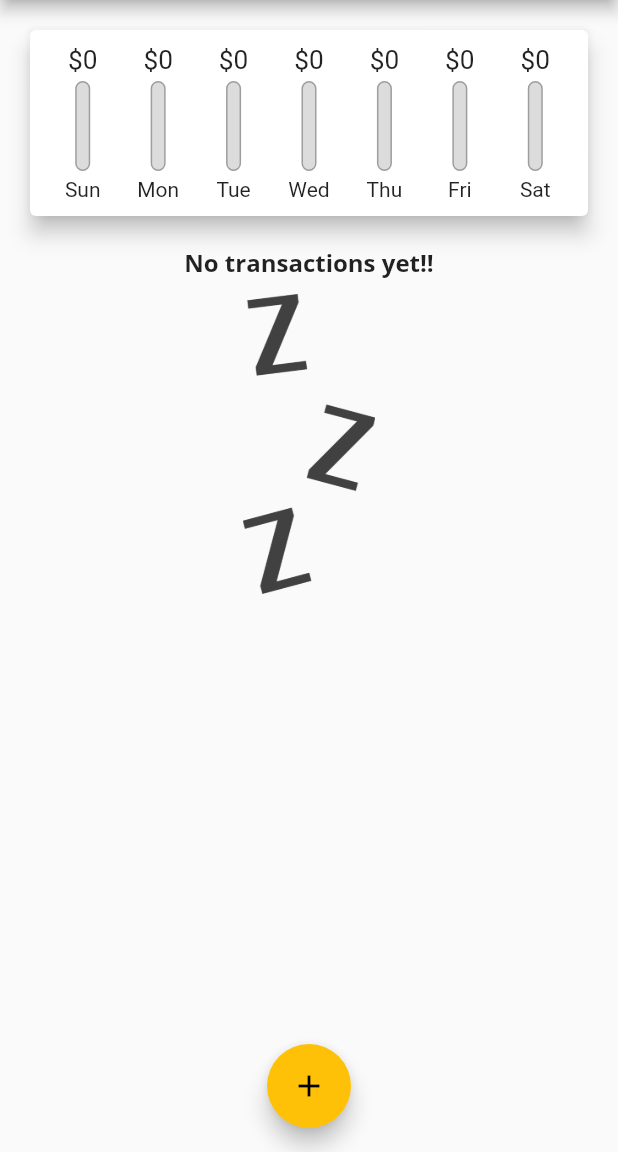
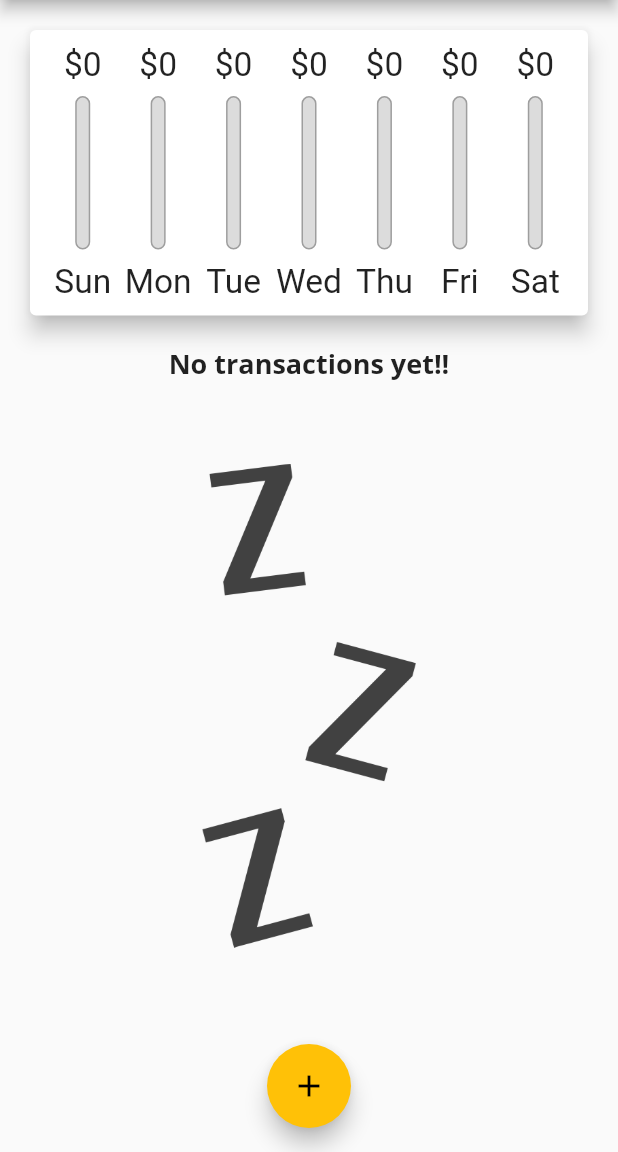
Before and after one commit to mwangiKibui/flutter-expense-tracker, a Flutter app: the screen it shows after launch, on a phone screen of 412 x 824 dp, the part 84-1236 px from its top. Run offline on Flutter 3.47's test engine with Material 2 defaults, Android fonts, the phone set to English and light mode, and no system bars.

Commit message:
added orientation config,adaptability, responsiveness, and perfomance improvement'

```diff
--- a/lib/main.dart
+++ b/lib/main.dart
@@ -1,36 +1,51 @@
+import 'dart:io';
+
+import 'package:flutter/cupertino.dart';
 import 'package:flutter/material.dart';
+import 'package:flutter/services.dart';
 
 import './widgets/new_transaction.dart';
 import './widgets/transactions_list.dart';
+import './widgets/chart.dart';
 import './models/transactions.dart';
-import './widgets/chart.dart';
 
-void main() => runApp(MyApp());
+void main() {
+  // SystemChrome.setPreferredOrientations([
+  //   DeviceOrientation.portraitUp,
+  //   DeviceOrientation.portraitUp,
+  // ]);
+  runApp(MyApp());
+}
 
 class MyApp extends StatelessWidget {
   @override
   Widget build(BuildContext context) {
     return MaterialApp(
       title: 'Personal Expenses',
-        home: MyHomePage(),
       theme: ThemeData(
           primarySwatch: Colors.purple,
           accentColor: Colors.amber,
-            errorColor: Colors.red,
+          // errorColor: Colors.red,
           fontFamily: 'Quicksand',
           textTheme: ThemeData.light().textTheme.copyWith(
                 title: TextStyle(
                   fontFamily: 'OpenSans',
                   fontWeight: FontWeight.bold,
-                    fontSize: 16),
-                button: TextStyle(color: Colors.white)),
+                  fontSize: 18,
+                ),
+                button: TextStyle(color: Colors.white),
+              ),
           appBarTheme: AppBarTheme(
             textTheme: ThemeData.light().textTheme.copyWith(
                   title: TextStyle(
                     fontFamily: 'OpenSans',
                     fontSize: 20,
-                          fontWeight: FontWeight.bold),
-                    ))));
+                    fontWeight: FontWeight.bold,
+                  ),
+                ),
+          )),
+      home: MyHomePage(),
+    );
   }
 }
 
@@ -41,7 +56,7 @@ class MyHomePage extends StatefulWidget {
   _MyHomePageState createState() => _MyHomePageState();
 }
 
-class _MyHomePageState extends State<MyHomePage> {
+class _MyHomePageState extends State<MyHomePage> with WidgetsBindingObserver {
   final List<Transaction> _userTransactions = [
     // Transaction(
     //   id: 't1',
@@ -56,10 +71,32 @@ class _MyHomePageState extends State<MyHomePage> {
     //   date: DateTime.now(),
     // ),
   ];
+  bool _showChart = false;
+
+  @override
+  void initState() {
+    WidgetsBinding.instance?.addObserver(this);
+    super.initState();
+  }
+
+  @override
+  void didChangeAppLifecycleState(AppLifecycleState state) {
+    print(state);
+  }
+
+  @override
+  dispose() {
+    WidgetsBinding.instance?.removeObserver(this);
+    super.dispose();
+  }
 
   List<Transaction> get _recentTransactions {
     return _userTransactions.where((tx) {
-      return tx.date.isAfter(DateTime.now().subtract(Duration(days: 7)));
+      return tx.date.isAfter(
+        DateTime.now().subtract(
+          Duration(days: 7),
+        ),
+      );
     }).toList();
   }
 
@@ -77,16 +114,10 @@ class _MyHomePageState extends State<MyHomePage> {
     });
   }
 
-  void _deleteTransaction(String id) {
-    setState(() {
-      _userTransactions.removeWhere((element) => element.id == id);
-    });
-  }
-
   void _startAddNewTransaction(BuildContext ctx) {
     showModalBottomSheet(
       context: ctx,
-      builder: (_) {
+      builder: (context) {
         return GestureDetector(
           onTap: () {},
           child: NewTransaction(_addNewTransaction),
@@ -96,30 +127,142 @@ class _MyHomePageState extends State<MyHomePage> {
     );
   }
 
-  @override
-  Widget build(BuildContext context) {
-    return Scaffold(
-      appBar: AppBar(
-        title: Text('Personal Expenses'),
+  void _deleteTransaction(String id) {
+    setState(() {
+      _userTransactions.removeWhere((tx) => tx.id == id);
+    });
+  }
+
+  List<Widget> _buildLandscapeContent(
+    MediaQueryData mediaQuery,
+    AppBar appBar,
+    Widget txListWidget,
+  ) {
+    return [
+      Row(
+        mainAxisAlignment: MainAxisAlignment.center,
+        children: <Widget>[
+          Text(
+            'Show Chart',
+            style: Theme.of(context).textTheme.title,
+          ),
+          Switch.adaptive(
+            activeColor: Theme.of(context).accentColor,
+            value: _showChart,
+            onChanged: (val) {
+              setState(() {
+                _showChart = val;
+              });
+            },
+          ),
+        ],
+      ),
+      _showChart
+          ? Container(
+              height: (mediaQuery.size.height -
+                      appBar.preferredSize.height -
+                      mediaQuery.padding.top) *
+                  0.7,
+              child: Chart(_recentTransactions),
+            )
+          : txListWidget
+    ];
+  }
+
+  List<Widget> _buildPortraitContent(
+    MediaQueryData mediaQuery,
+    AppBar appBar,
+    Widget txListWidget,
+  ) {
+    return [
+      Container(
+        height: (mediaQuery.size.height -
+                appBar.preferredSize.height -
+                mediaQuery.padding.top) *
+            0.3,
+        child: Chart(_recentTransactions),
+      ),
+      txListWidget
+    ];
+  }
+
+  Widget _buildAppBar() {
+    return Platform.isIOS
+        ? CupertinoNavigationBar(
+            middle: Text(
+              'Personal Expenses',
+            ),
+            trailing: Row(
+              mainAxisSize: MainAxisSize.min,
+              children: <Widget>[
+                GestureDetector(
+                  child: Icon(CupertinoIcons.add),
+                  onTap: () => _startAddNewTransaction(context),
+                ),
+              ],
+            ),
+          )
+        : AppBar(
+            title: Text(
+              'Personal Expenses',
+            ),
             actions: <Widget>[
               IconButton(
                 icon: Icon(Icons.add),
                 onPressed: () => _startAddNewTransaction(context),
               ),
             ],
-      ),
-      body: SingleChildScrollView(
+          );
+  }
+
+  @override
+  Widget build(BuildContext context) {
+    print('build() MyHomePageState');
+    final mediaQuery = MediaQuery.of(context);
+    final isLandscape = mediaQuery.orientation == Orientation.landscape;
+    final PreferredSizeWidget appBar = _buildAppBar() as PreferredSizeWidget;
+    final txListWidget = Container(
+      height: (mediaQuery.size.height -
+              appBar.preferredSize.height -
+              mediaQuery.padding.top) *
+          0.7,
+      child: TransactionList(_userTransactions, _deleteTransaction),
+    );
+    final pageBody = SafeArea(
+      child: SingleChildScrollView(
         child: Column(
           // mainAxisAlignment: MainAxisAlignment.start,
           crossAxisAlignment: CrossAxisAlignment.stretch,
           children: <Widget>[
-            Chart(_userTransactions),
-            TransactionList(_recentTransactions, _deleteTransaction),
+            if (isLandscape)
+              ..._buildLandscapeContent(
+                mediaQuery,
+                appBar as AppBar,
+                txListWidget,
+              ),
+            if (!isLandscape)
+              ..._buildPortraitContent(
+                mediaQuery,
+                appBar as AppBar,
+                txListWidget,
+              ),
           ],
         ),
       ),
-      floatingActionButtonLocation: FloatingActionButtonLocation.centerFloat,
-      floatingActionButton: FloatingActionButton(
+    );
+    return Platform.isIOS
+        ? CupertinoPageScaffold(
+            child: pageBody,
+            navigationBar: appBar as ObstructingPreferredSizeWidget,
+          )
+        : Scaffold(
+            appBar: appBar,
+            body: pageBody,
+            floatingActionButtonLocation:
+                FloatingActionButtonLocation.centerFloat,
+            floatingActionButton: Platform.isIOS
+                ? Container()
+                : FloatingActionButton(
                     child: Icon(Icons.add),
                     onPressed: () => _startAddNewTransaction(context),
                   ),
--- a/lib/widgets/chart.dart
+++ b/lib/widgets/chart.dart
@@ -7,7 +7,9 @@ import "./chart_bar.dart";
 class Chart extends StatelessWidget {
   final List<Transaction> recentTransactions;
 
-  Chart(this.recentTransactions);
+  Chart(this.recentTransactions) {
+    print("Constructor chart");
+  }
 
   List<Map<String, Object>> get groupTransactionsValues {
     return List.generate(7, (index) {
@@ -35,6 +37,7 @@ class Chart extends StatelessWidget {
 
   @override
   Widget build(BuildContext context) {
+    print("build() chart state");
     return Card(
       elevation: 6,
       margin: EdgeInsets.all(20),
--- a/lib/widgets/chart_bar.dart
+++ b/lib/widgets/chart_bar.dart
@@ -1,25 +1,29 @@
 import "package:flutter/material.dart";
+
+// Will continue from here
 
 class ChartBar extends StatelessWidget {
   final String label;
   final double spendingAmount;
   final double spendingPetOfTotal;
 
-  ChartBar(this.label, this.spendingAmount, this.spendingPetOfTotal);
+  const ChartBar(this.label, this.spendingAmount, this.spendingPetOfTotal);
 
   @override
   Widget build(BuildContext context) {
+    print("build() chart bar state");
+    return LayoutBuilder(builder: (ctx, constraints) {
       return Column(
         children: [
           Container(
-            height: 20,
+              height: constraints.maxHeight * 0.15,
               child: FittedBox(
                   child: Text('\$${spendingAmount.toStringAsFixed(0)}'))),
           SizedBox(
-          height: 4,
+            height: constraints.maxHeight * 0.05,
           ),
           Container(
-            height: 60,
+              height: constraints.maxHeight * 0.6,
               width: 10,
               child: Stack(
                 children: [
@@ -41,10 +45,13 @@ class ChartBar extends StatelessWidget {
                 ],
               )),
           SizedBox(
-          height: 4,
+            height: constraints.maxHeight * 0.05,
           ),
-        Text(label)
+          Container(
+              height: constraints.maxHeight * 0.15,
+              child: FittedBox(child: Text(label)))
         ],
       );
+    });
   }
 }
--- a/lib/widgets/transactions_list.dart
+++ b/lib/widgets/transactions_list.dart
@@ -1,6 +1,6 @@
 import 'package:expense_tracker/models/transactions.dart';
 import "package:flutter/material.dart";
-import 'package:intl/intl.dart';
+import './TransactionItem.dart';
 
 class TransactionList extends StatelessWidget {
   final List<Transaction> transactions;
@@ -10,58 +10,32 @@ class TransactionList extends StatelessWidget {
 
   @override
   Widget build(BuildContext context) {
-    return Container(
-        height: 550,
-        child: transactions.isEmpty
-            ? Column(
+    print("build() Transactions list state");
+    return transactions.isEmpty
+        ? LayoutBuilder(builder: (ctx, constraints) {
+            return Column(
               children: [
                 Text(
                   "No transactions yet!!",
                   style: Theme.of(context).textTheme.title,
                 ),
                 SizedBox(
-                    height: 10,
+                  height: constraints.maxHeight * 0.1,
                 ),
                 Container(
-                    height: 200,
+                  height: constraints.maxHeight * 0.6,
                   child: Image.asset(
                     'assets/images/waiting.png',
                     fit: BoxFit.cover,
                   ),
                 )
               ],
-              )
-            : ListView.builder(
-                itemBuilder: (ctx, index) {
-                  return Card(
-                    margin: EdgeInsets.symmetric(vertical: 8, horizontal: 5),
-                    elevation: 5,
-                    child: ListTile(
-                      leading: CircleAvatar(
-                        radius: 30,
-                        child: Padding(
-                          padding: EdgeInsets.all(6),
-                          child: FittedBox(
-                              child: Text('\$${transactions[index].amount}')),
-                        ),
-                      ),
-                      title: Text(
-                        transactions[index].title,
-                        style: Theme.of(context).textTheme.title,
-                      ),
-                      subtitle: Text(
-                          DateFormat.yMMMd().format(transactions[index].date)),
-                      trailing: IconButton(
-                        icon: Icon(Icons.delete),
-                        color: Theme.of(context).errorColor,
-                        onPressed: () =>
-                            deleteTransaction(transactions[index].id),
-                      ),
-                    ),
             );
-                },
-                // ListView has an infinite height
-                itemCount: transactions.length,
-              ));
+          })
+        : ListView(
+            children: transactions
+                .map((tx) => TransactionItem(
+                    ValueKey(tx.id), tx, this.deleteTransaction))
+                .toList());
   }
 }
```
Also changed, not shown: lib/widgets/new_transaction.dart (+37 -4 lines). Lines whose indentation alone changed are shown as unchanged.
